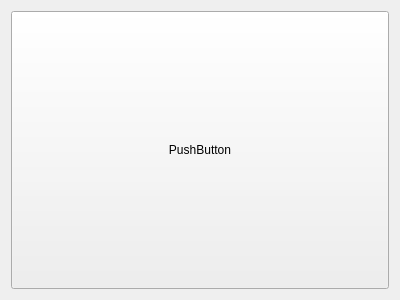
The window that m_cfg/unitfinder.ui (xXRadioHeadXx/start7) describes before a commit, drawn with Qt 5.
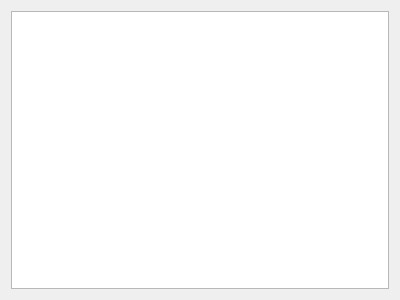
The same window after the commit.

The edit to the form file:
```diff
--- a/m_cfg/unitfinder.ui
+++ b/m_cfg/unitfinder.ui
@@ -15,17 +15,7 @@
   </property>
   <layout class="QGridLayout" name="gridLayout">
    <item row="0" column="0">
-    <widget class="QPushButton" name="pushButton">
-     <property name="sizePolicy">
-      <sizepolicy hsizetype="Expanding" vsizetype="Expanding">
-       <horstretch>0</horstretch>
-       <verstretch>0</verstretch>
-      </sizepolicy>
-     </property>
-     <property name="text">
-      <string>PushButton</string>
-     </property>
-    </widget>
+    <widget class="QTableView" name="tableView"/>
    </item>
   </layout>
  </widget>
```
